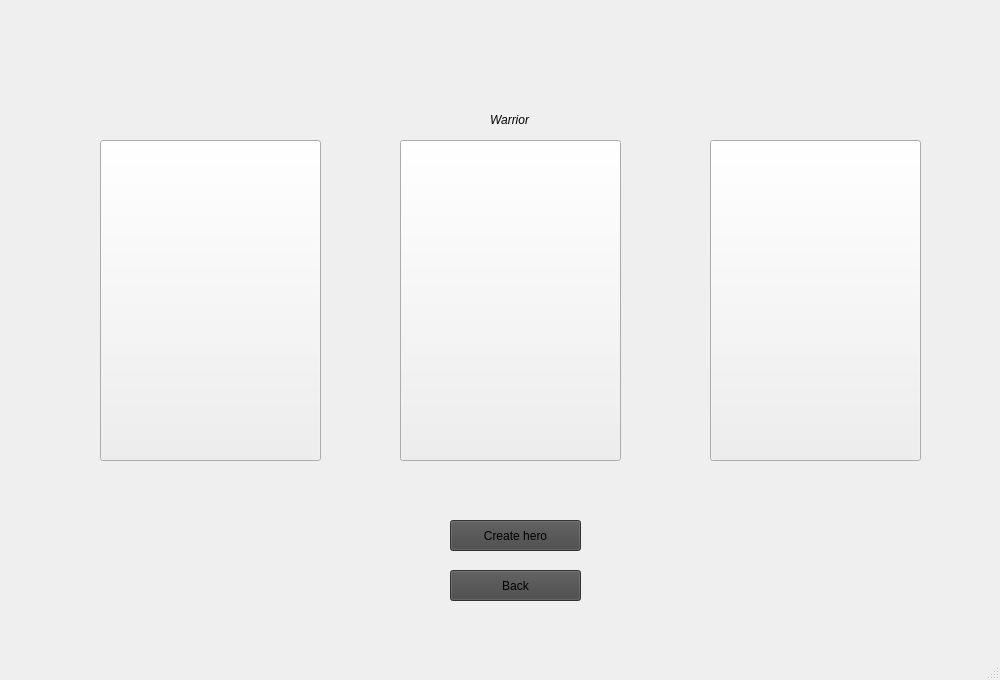
Old version of the form mainwindow.ui in the repository Zeteox/AsteriaGame.
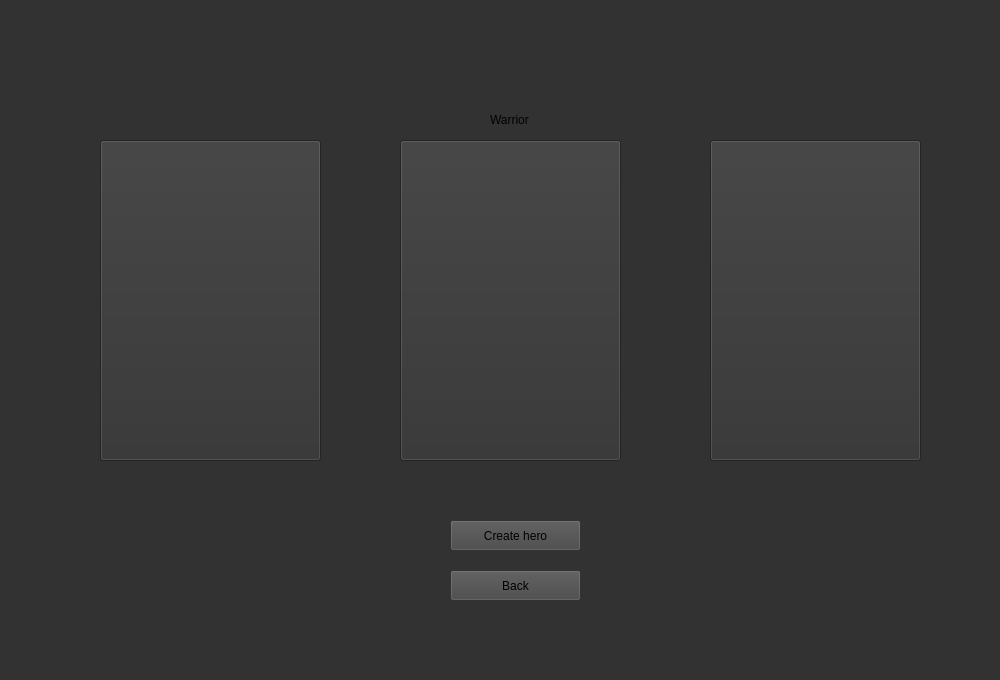
New version of the form. The open tabs and pages were chosen to show the change. Icons and pictures are not drawn.

Diff of the .ui file:
```diff
--- a/mainwindow.ui
+++ b/mainwindow.ui
@@ -40,6 +40,9 @@
   <property name="windowTitle">
    <string>Asteria</string>
   </property>
+  <property name="styleSheet">
+   <string notr="true">background-color: rgb(50, 50, 50);</string>
+  </property>
   <property name="tabShape">
    <enum>QTabWidget::TabShape::Rounded</enum>
   </property>
@@ -231,7 +234,12 @@
        </rect>
       </property>
       <property name="styleSheet">
-       <string notr="true"/>
+       <string notr="true">background-color: rgb(50, 50, 50);
+selection-color: rgb(255, 170, 255);
+selection-background-color: rgb(255, 170, 255);
+selection-color: rgb(255, 170, 255);
+alternate-background-color: rgb(255, 170, 255);
+border-color: rgb(50, 50, 50);</string>
       </property>
       <property name="text">
        <string/>
```
Left out of the diff: 6 changed lines with no effect on the pictures.
